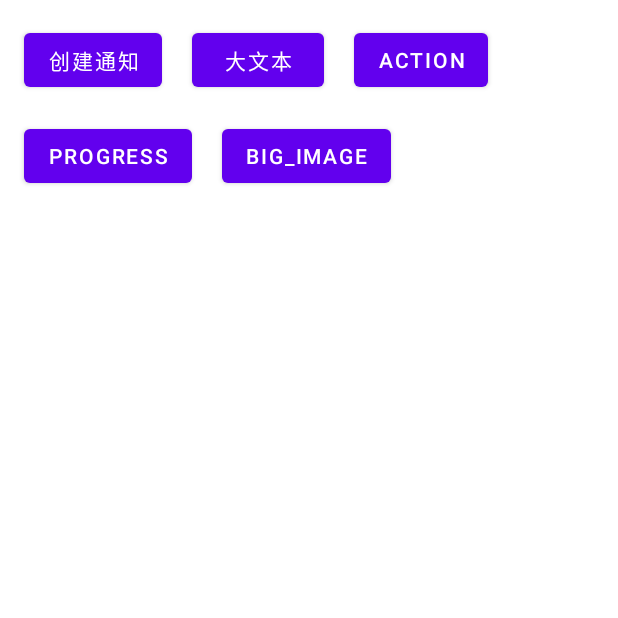
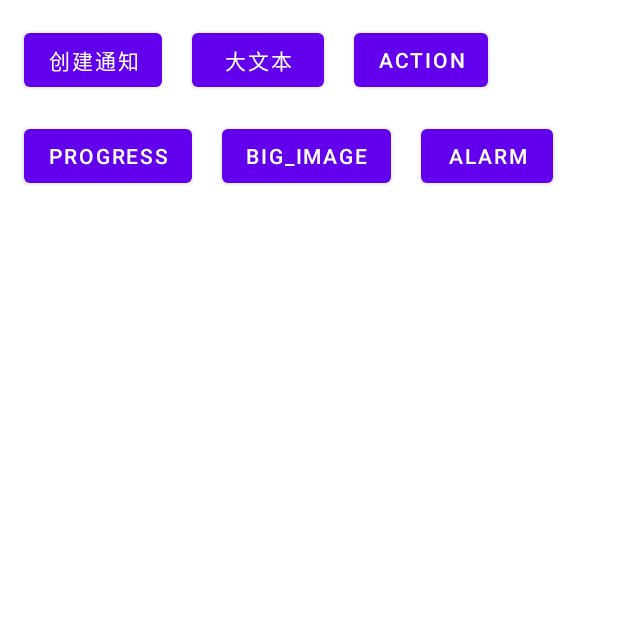
Before and after one commit to jiaoery/MyAndroidKotlin, an Android app: the NotificationActivity screen opened directly, with no data from a screen before it, on a phone screen of 412 x 824 dp, the top half of it. Run offline under Robolectric (Android 15) with nearby library versions, the phone set to English and light mode, and no system bars; our stand-ins replace data binding.

Commit message:
通知notification

```diff
--- a/app/src/main/java/com/example/myandroidkotlin/notification/NotificationActivity.kt
+++ b/app/src/main/java/com/example/myandroidkotlin/notification/NotificationActivity.kt
@@ -6,13 +6,15 @@ import android.app.NotificationManager
 import android.app.PendingIntent
 import android.content.Intent
 import android.graphics.BitmapFactory
+import android.graphics.Color
+import android.media.AudioAttributes
+import android.net.Uri
 import android.os.Build
 import android.os.Bundle
 import android.view.View
 import androidx.appcompat.app.AppCompatActivity
 import androidx.core.app.NotificationCompat
 import androidx.core.app.NotificationManagerCompat
-import androidx.core.app.RemoteInput
 import androidx.databinding.DataBindingUtil
 import com.example.myandroidkotlin.MainActivity
 import com.example.myandroidkotlin.R
@@ -42,6 +44,7 @@ class NotificationActivity : AppCompatActivity() {
             R.id.btn_action_notification->createActionNotification()
             R.id.btn_progress_notification->createProgressNotification()
             R.id.btn_bigimg_notification->createBigImageNotification()
+            R.id.btn_alarm_notification->createAlarmNotification()
         }
     }
 
@@ -189,11 +192,43 @@ class NotificationActivity : AppCompatActivity() {
 
         if (Build.VERSION.SDK_INT >= Build.VERSION_CODES.O) {
             val name = getString(R.string.channel_name)
+
+            val soundUri = Uri.parse("android.resource://$packageName/${R.raw.notice}")
             val descriptionText = getString(R.string.channel_description)
-            val importance = NotificationManager.IMPORTANCE_DEFAULT
+            val importance = NotificationManager.IMPORTANCE_HIGH
             val channel = NotificationChannel(CHANNEL_ID, name, importance).apply {
                 description = descriptionText
             }
+            //设置通知铃声
+            val att = AudioAttributes.Builder()
+                .setUsage(AudioAttributes.USAGE_NOTIFICATION)
+                .setContentType(AudioAttributes.CONTENT_TYPE_SPEECH)
+                .build()
+            channel.setSound(soundUri, att)
+            //设置震动
+            channel.enableVibration(true)
+            channel.vibrationPattern = longArrayOf(1000, 500, 2000)
+            //是否可以绕过请勿打扰模式
+            channel.canBypassDnd()
+            //是否可以显示icon角标
+            channel.canShowBadge()
+            channel.setShowBadge(true)
+            //是否显示通知闪灯
+            channel.enableLights(true)
+            //收到消息时震动提示
+            channel.enableVibration(true)
+            //设置绕过免打扰
+            channel.setBypassDnd(true)
+            channel.lockscreenVisibility = NotificationCompat.VISIBILITY_PUBLIC
+            //设置闪光灯颜色
+            channel.lightColor = Color.RED
+            //获取设置铃声设置
+//            channel.audioAttributes
+            //设置震动模式
+            val patterns = longArrayOf(100L, 200L, 100L)
+            channel.vibrationPattern = patterns
+            //是否会闪光
+            channel.shouldShowLights()
             // Register the channel with the system
             val notificationManager: NotificationManager =
                 getSystemService(NOTIFICATION_SERVICE) as NotificationManager
@@ -201,6 +236,39 @@ class NotificationActivity : AppCompatActivity() {
         }
     }
 
+    private fun createAlarmNotification(){
+        val intent = Intent(this, MainActivity::class.java).apply {
+            flags = Intent.FLAG_ACTIVITY_NEW_TASK or Intent.FLAG_ACTIVITY_CLEAR_TASK
+        }
+        //also can be service or BroadcastReciever
+        val pendingIntent: PendingIntent = PendingIntent.getActivity(this, 0, intent, 0)
+
+        val snoozeIntent = Intent(this, ExistRecievr::class.java).apply {
+            action = CLEAR_ACTION
+            if (Build.VERSION.SDK_INT >= Build.VERSION_CODES.O) {
+                putExtra(EXTRA_NOTIFICATION_ID, 2312321)
+            }
+        }
+        val snoozePendingIntent: PendingIntent =
+            PendingIntent.getBroadcast(this, 0, snoozeIntent, 0)
+
+        val builder = NotificationCompat.Builder(this, CHANNEL_ID)
+            .setSmallIcon(R.drawable.fengche)
+            .setContentTitle("标题")
+            .setContentText("我是一个小测试符号")
+            .setPriority(NotificationCompat.PRIORITY_HIGH)
+            .addAction(R.drawable.clear,getString(R.string.clear),snoozePendingIntent)
+            //normal intent
+            .setContentIntent(pendingIntent)
+            .setDefaults(NotificationCompat.DEFAULT_SOUND)
+            //full screen  intent
+//            .setFullScreenIntent(pendingIntent)
+            .setAutoCancel(true)
+        val notificationManager: NotificationManager =
+            getSystemService(NOTIFICATION_SERVICE) as NotificationManager
+        notificationManager.notify(2312321,builder.build())
+    }
+
 
 
 }
--- a/app/src/main/res/layout/activity_notification.xml
+++ b/app/src/main/res/layout/activity_notification.xml
@@ -73,5 +73,17 @@
             app:layout_constraintStart_toEndOf="@+id/btn_progress_notification"
             app:layout_constraintTop_toTopOf="@+id/btn_progress_notification" />
 
+        <Button
+            android:id="@+id/btn_alarm_notification"
+            android:layout_width="wrap_content"
+            android:layout_height="wrap_content"
+            android:layout_marginStart="20dp"
+            android:layout_marginLeft="10dp"
+            android:text="ALARM"
+            android:onClick="onClick"
+            app:layout_constraintBottom_toBottomOf="@+id/btn_bigimg_notification"
+            app:layout_constraintStart_toEndOf="@+id/btn_bigimg_notification"
+            app:layout_constraintTop_toTopOf="@+id/btn_bigimg_notification" />
+
     </androidx.constraintlayout.widget.ConstraintLayout>
 </layout>
--- a/app/src/main/res/values/strings.xml
+++ b/app/src/main/res/values/strings.xml
@@ -2,8 +2,8 @@
     <string name="app_name">MyAndroidKotlin</string>
     <!-- TODO: Remove or change this placeholder text -->
     <string name="hello_blank_fragment">Hello blank fragment</string>
-    <string name="channel_name">channel_name</string>
-    <string name="channel_description">channel_description</string>
+    <string name="channel_name">MyAndroid</string>
+    <string name="channel_description">User For Android Learning</string>
     <string name="clear">clear</string>
     <string name="reply_label">reply</string>
     <string name="likes">Likes</string>
```
Also changed, not shown: 1 other file.
